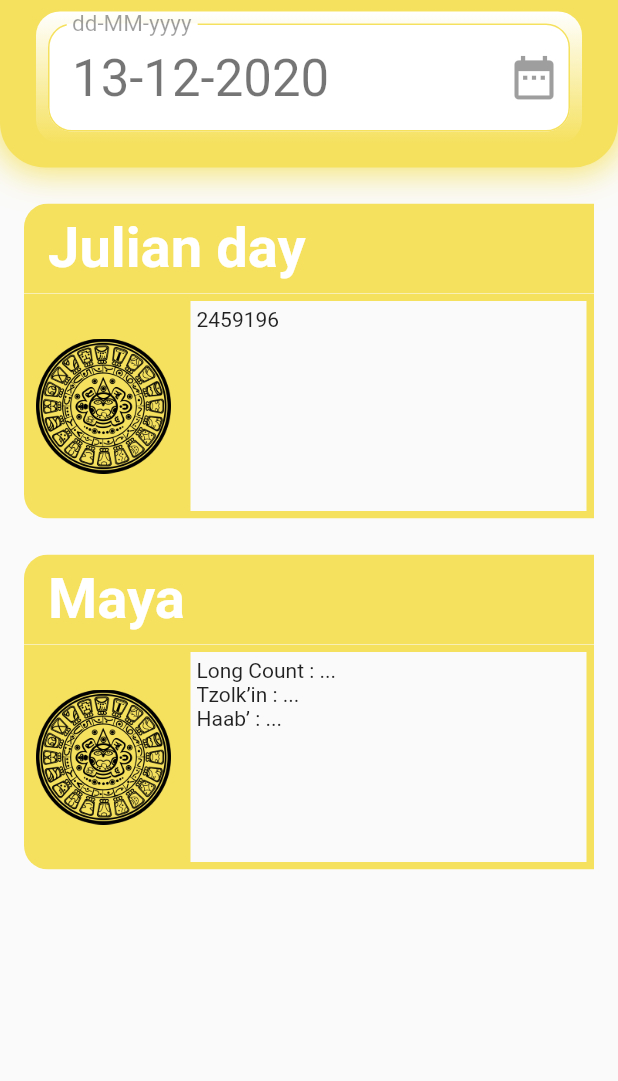
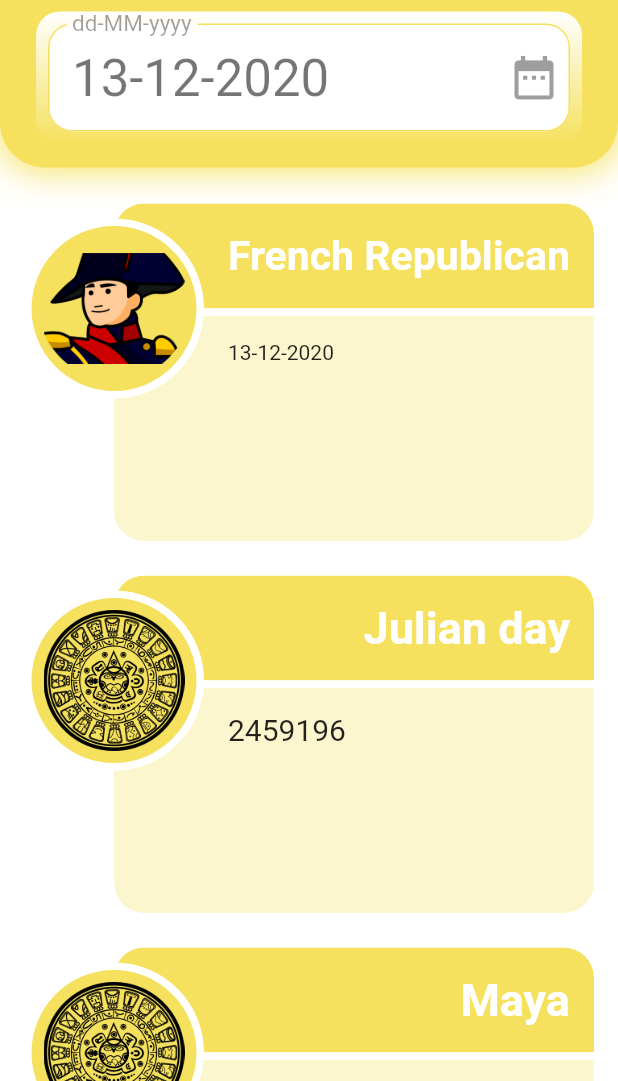
Before and after one commit to nick990/CalendarConverter, a Flutter app: the screen it shows after launch, on a phone screen of 412 x 824 dp, the part 155-1236 px from its top. Run offline on Flutter 3.47's test engine with Material 2 defaults, Android fonts, the phone set to English and light mode, and no system bars.

Commit message:
New Calendar Item widget.

```diff
--- a/lib/components/calendar_items/caledar_item_widget.dart
+++ /dev/null
@@ -1,91 +0,0 @@
-import 'package:calendar_converter/theme/theme_utils.dart';
-import 'package:flutter/material.dart';
-
-class CalendarItemWidget extends StatelessWidget {
-  final String titleText;
-  final String imageAsset;
-  final Widget body;
-  CalendarItemWidget({
-    Key key,
-    this.body,
-    this.titleText,
-    this.imageAsset,
-  }) : super(key: key);
-
-  @override
-  Widget build(BuildContext context) {
-    return Column(
-      children: [
-        Row(
-          children: [
-            Expanded(
-              child: ClipRRect(
-                borderRadius: BorderRadius.only(
-                  topLeft: Radius.circular(16),
-                ),
-                child: Container(
-                  height: 60,
-                  padding:
-                      const EdgeInsets.symmetric(horizontal: 16, vertical: 8),
-                  color: ThemeUtils.primaryColor,
-                  child: FittedBox(
-                    alignment: Alignment.centerLeft,
-                    fit: BoxFit.scaleDown,
-                    child: Text(
-                      this.titleText,
-                      style: ThemeUtils.CalendarTitleStyle,
-                    ),
-                  ),
-                ),
-              ),
-            ),
-          ],
-        ),
-        Container(
-          margin: EdgeInsets.only(bottom: 24),
-          child: ClipRRect(
-            borderRadius: BorderRadius.only(
-              // topLeft: Radius.circular(16),
-              bottomLeft: Radius.circular(16),
-            ),
-            child: Container(
-              height: 150,
-              child: IntrinsicHeight(
-                child: Row(
-                  crossAxisAlignment: CrossAxisAlignment.stretch,
-                  children: [
-                    Container(
-                      color: ThemeUtils.primaryColor,
-                      padding: const EdgeInsets.all(8.0),
-                      child: Image.asset(
-                        imageAsset,
-                        width: 90,
-                        fit: BoxFit.fitWidth,
-                      ),
-                    ),
-                    Expanded(
-                      child: Container(
-                        decoration: BoxDecoration(
-                          border: Border.all(
-                            color: ThemeUtils.primaryColor,
-                            width: 5,
-                          ),
-                        ),
-                        padding: EdgeInsets.all(4),
-                        child: FittedBox(
-                          fit: BoxFit.scaleDown,
-                          alignment: Alignment.topLeft,
-                          child: this.body,
-                        ),
-                      ),
-                    )
-                  ],
-                ),
-              ),
-            ),
-          ),
-        ),
-      ],
-    );
-  }
-}
--- /dev/null
+++ b/lib/components/calendar_items/calendar_item.dart
@@ -0,0 +1,144 @@
+import 'package:calendar_converter/theme/theme_utils.dart';
+import 'package:flutter/material.dart';
+
+class CalendarItem extends StatelessWidget {
+  final String titleText;
+  final String imageAsset;
+  final Widget body;
+
+  CalendarItem({
+    Key key,
+    this.body,
+    this.titleText,
+    this.imageAsset,
+  }) : super(key: key);
+
+  @override
+  Widget build(BuildContext context) {
+    const double h1 = 70;
+    const double h2 = 150;
+    const double r = 60;
+
+    Color borderColor = ThemeUtils.ScaffoldBackground;
+    Color titleBgColor = ThemeUtils.primaryColor;
+    Color bodyBgColor = titleBgColor.withOpacity(0.3);
+    Color imageBgColor = Colors.white;
+    double borderRadius = 20;
+    double borderWidth = 5;
+
+    var card_title = ClipRRect(
+      borderRadius: BorderRadius.only(
+        topLeft: Radius.circular(borderRadius),
+        topRight: Radius.circular(borderRadius),
+      ),
+      child: Container(
+        width: double.infinity,
+        height: h1,
+        decoration: BoxDecoration(
+          color: titleBgColor,
+          borderRadius: BorderRadius.only(
+            topLeft: Radius.circular(borderRadius),
+            topRight: Radius.circular(borderRadius),
+          ),
+        ),
+        padding: const EdgeInsets.only(
+          top: ThemeUtils.defaultPadding,
+          bottom: ThemeUtils.defaultPadding,
+          right: ThemeUtils.defaultPadding * 2,
+          left: r + ThemeUtils.defaultPadding * 2,
+        ),
+        child: FittedBox(
+          alignment: Alignment.centerRight,
+          fit: BoxFit.scaleDown,
+          child: Text(
+            this.titleText,
+            style: TextStyle(
+              fontSize: 30,
+              color: Colors.white,
+              fontWeight: FontWeight.bold,
+            ),
+          ),
+        ),
+      ),
+    );
+
+    var card_body = ClipRRect(
+      borderRadius: BorderRadius.only(
+        bottomLeft: Radius.circular(borderRadius),
+        bottomRight: Radius.circular(borderRadius),
+      ),
+      child: Container(
+        width: double.infinity,
+        height: h2,
+        decoration: BoxDecoration(
+          color: bodyBgColor,
+          borderRadius: BorderRadius.only(
+            bottomLeft: Radius.circular(borderRadius),
+            bottomRight: Radius.circular(borderRadius),
+          ),
+        ),
+        padding: EdgeInsets.only(
+          top: ThemeUtils.defaultPadding * 2,
+          left: ThemeUtils.defaultPadding * 2 + r,
+          right: ThemeUtils.defaultPadding * 2,
+          bottom: ThemeUtils.defaultPadding * 2,
+        ),
+        child: FittedBox(
+          alignment: Alignment.topLeft,
+          fit: BoxFit.scaleDown,
+          child: this.body,
+        ),
+      ),
+    );
+
+    var card = Positioned.fill(
+      left: r,
+      child: Column(
+        children: [
+          card_title,
+          Container(
+            width: double.infinity,
+            height: borderWidth,
+            color: borderColor,
+          ),
+          card_body,
+        ],
+      ),
+    );
+
+    var image = Positioned(
+      top: h1 - r,
+      child: Container(
+        width: r * 2,
+        height: r * 2,
+        padding: EdgeInsets.all(ThemeUtils.defaultPadding),
+        child: Image.asset(
+          imageAsset,
+          fit: BoxFit.fitWidth,
+        ),
+        decoration: BoxDecoration(
+            color: titleBgColor,
+            border: Border.all(
+              color: borderColor,
+              width: borderWidth,
+            ),
+            borderRadius: BorderRadius.all((new Radius.circular(r)))),
+      ),
+    );
+
+    return Container(
+      margin: EdgeInsets.only(bottom: ThemeUtils.defaultPadding),
+      child: Stack(
+        children: [
+          Container(
+            height: h1 + h2 + borderRadius,
+            color: Colors.transparent,
+            width: double.infinity,
+          ),
+          card,
+          image,
+        ],
+      ),
+    );
+  }
+}
--- a/lib/components/calendar_items/french_republican.dart
+++ b/lib/components/calendar_items/french_republican.dart
@@ -1,3 +1,4 @@
+import 'package:calendar_converter/components/calendar_items/calendar_item.dart';
 import 'package:calendar_converter/providers/data_provider.dart';
 import 'package:calendar_converter/providers/settings_provider.dart';
 import 'package:flutter/material.dart';
@@ -15,7 +16,7 @@ class FrenchRepublicanCalendarItemWidget extends StatelessWidget {
     final settingsProvider = Provider.of<SettingsProvider>(context);
     _date = dataProvider.date;
     _format = DateFormat(settingsProvider.format);
-    return CalendarItemWidget(
+    return CalendarItem(
       titleText: 'French Republican',
       imageAsset: 'assets/images/napoleon.png',
       body: Text(_format.format(_date)),
--- a/lib/components/calendar_items/julian_day.dart
+++ b/lib/components/calendar_items/julian_day.dart
@@ -1,3 +1,4 @@
+import 'package:calendar_converter/components/calendar_items/calendar_item.dart';
 import 'package:calendar_converter/providers/data_provider.dart';
 import 'package:flutter/material.dart';
 import 'package:provider/provider.dart';
@@ -25,11 +26,16 @@ class JulianDayCalendarItemWidget extends StatelessWidget {
     var body = Column(
       crossAxisAlignment: CrossAxisAlignment.start,
       children: [
-        Text("$_julianDay"),
+        Text(
+          "$_julianDay",
+          style: TextStyle(
+            fontSize: 20,
+          ),
+        ),
       ],
     );
 
-    return CalendarItemWidget(
+    return CalendarItem(
       titleText: 'Julian day',
       imageAsset: 'assets/images/maya.png',
       body: body,
--- a/lib/components/calendar_items/maya.dart
+++ b/lib/components/calendar_items/maya.dart
@@ -1,3 +1,4 @@
+import 'package:calendar_converter/components/calendar_items/calendar_item.dart';
 import 'package:calendar_converter/providers/data_provider.dart';
 import 'package:flutter/material.dart';
 import 'package:provider/provider.dart';
@@ -23,7 +24,7 @@ class MayaCalendarItemWidget extends StatelessWidget {
       ],
     );
 
-    return CalendarItemWidget(
+    return CalendarItem(
       titleText: 'Maya',
       imageAsset: 'assets/images/maya.png',
       body: body,
--- a/lib/screens/home/home_screen.dart
+++ b/lib/screens/home/home_screen.dart
@@ -1,3 +1,4 @@
+import 'package:calendar_converter/components/calendar_items/french_republican.dart';
 import 'package:calendar_converter/components/calendar_items/julian_day.dart';
 import 'package:calendar_converter/components/calendar_items/maya.dart';
 import 'package:calendar_converter/providers/data_provider.dart';
@@ -58,9 +59,9 @@ class _HomeScreenState extends State<HomeScreen> {
               padding: const EdgeInsets.all(16.0),
               child: Column(
                 children: [
+                  FrenchRepublicanCalendarItemWidget(),
                   JulianDayCalendarItemWidget(),
                   MayaCalendarItemWidget(),
-                  // FrenchRepublicanCalendarItemWidget(),
                 ],
               ),
             ),
--- a/lib/theme/theme_utils.dart
+++ b/lib/theme/theme_utils.dart
@@ -13,6 +13,7 @@ class ThemeUtils {
 
   static const Color primaryColor = illuminating;
   static const Color titleColor = Colors.white;
+  static const Color ScaffoldBackground = Colors.white;
 
   static final TextStyle CalendarTitleStyle = TextStyle(
     color: Colors.white,
@@ -43,5 +44,6 @@ class ThemeUtils {
     appBarTheme: AppBarTheme(),
     primaryColor: primaryColor,
     colorScheme: ColorScheme.light(primary: primaryColor),
+    scaffoldBackgroundColor: ScaffoldBackground,
   );
 }
```
